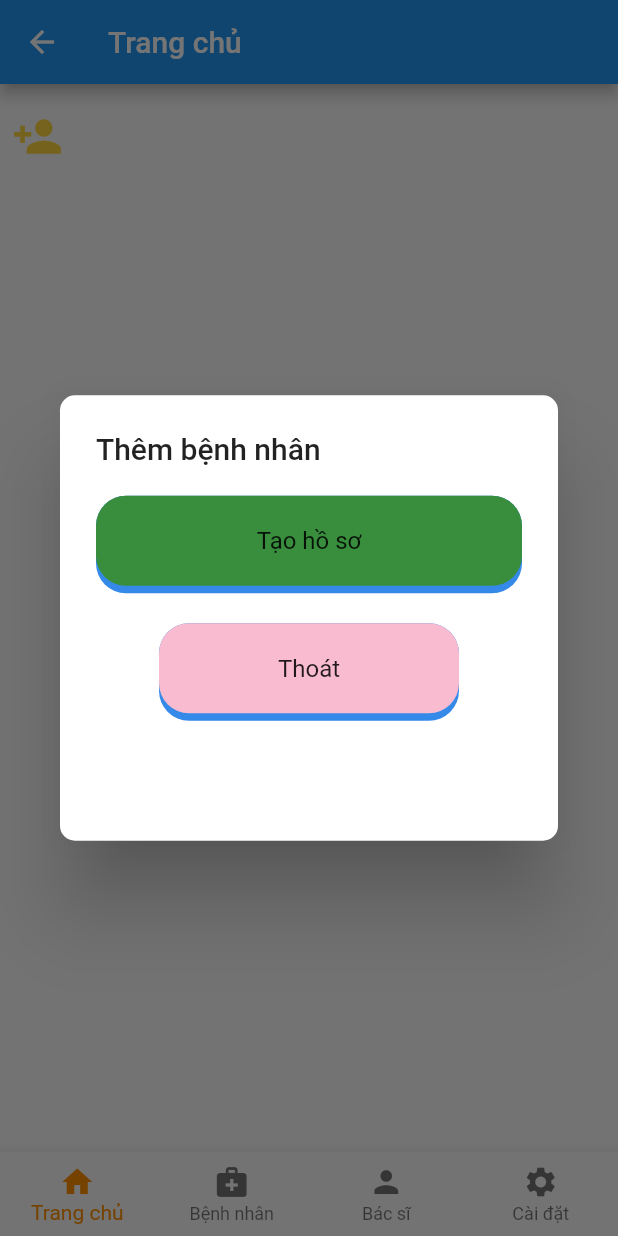
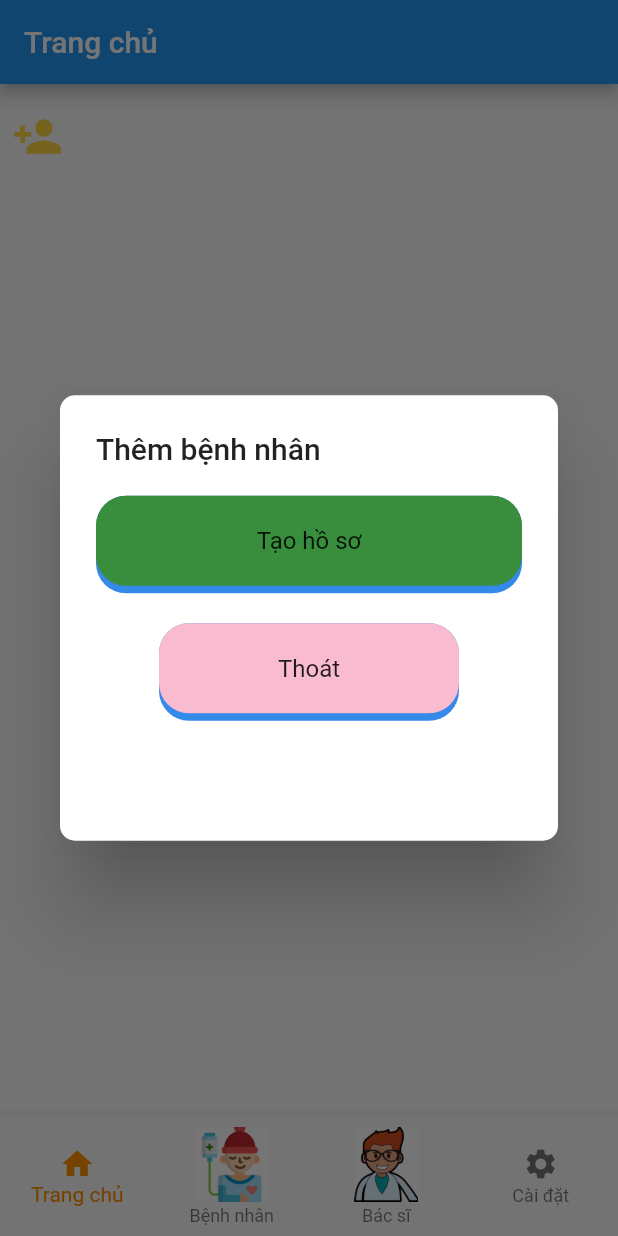
Before and after one commit to anthule123/bloc_app, a Flutter app: the screen it shows after launch, after a tap on the "person add" icon, on a phone screen of 412 x 824 dp. Run offline on Flutter 3.47's test engine with Material 2 defaults, Android fonts, the phone set to English and light mode, and no system bars; drawn by our look-alikes of nice_buttons; our stand-ins replace bloc, cloud_firestore, connectivity_plus, equatable, firebase_core, firebase_storage and 1 more; accounts and stored records are empty.

Commit message:
beautiful icon

```diff
--- a/lib/presentation/screens/create_patient_profile/create_name.dart
+++ b/lib/presentation/screens/create_patient_profile/create_name.dart
@@ -5,6 +5,8 @@
 import 'package:flutter/src/widgets/framework.dart';
 import 'package:flutter_bloc/flutter_bloc.dart';
 import 'package:nice_buttons/nice_buttons.dart';
+
+import '../../widgets/bottom_navitgator.dart';
 
 class PatientProfileMaking extends StatelessWidget {
   const PatientProfileMaking({super.key});
@@ -57,7 +59,8 @@
                   ),
                 ),
               ),
-              Text(BlocProvider.of<PatientAddCubit>(context).state.patient.name),
+              Text(
+                  BlocProvider.of<PatientAddCubit>(context).state.patient.name),
               Text(BlocProvider.of<PatientAddCubit>(context).state.patient.id),
               NextButton(
                 notice: 'họ và tên',
@@ -66,6 +69,7 @@
           ),
         ),
       ),
+      bottomNavigationBar: bottomNavigator(),
     );
   }
 }
--- a/lib/presentation/screens/create_patient_profile/final_create.dart
+++ b/lib/presentation/screens/create_patient_profile/final_create.dart
@@ -5,6 +5,7 @@
 import 'package:flutter_bloc/flutter_bloc.dart';
 
 import '../../../data/models/patient.dart';
+import '../../widgets/bottom_navitgator.dart';
 
 class FinalCreatePatient extends StatefulWidget {
   const FinalCreatePatient({super.key});
@@ -22,7 +23,6 @@
       ),
       body: BlocBuilder<PatientAddCubit, PatientAddState>(
           builder: (context, state) {
-
         BlocProvider.of<PatientAddCubit>(context).sendData();
         if (state.data_sending == dataSending.failure) {
           return Text('Hồ sơ này được cập nhật thất bại');
@@ -34,6 +34,7 @@
           return Text('Có lỗi xảy ra');
         }
       }),
+      bottomNavigationBar: bottomNavigator(),
     );
   }
 }
--- a/lib/presentation/widgets/bottom_navitgator.dart
+++ b/lib/presentation/widgets/bottom_navitgator.dart
@@ -14,17 +14,22 @@
       builder: (context, state) {
         return BottomNavigationBar(
           type: BottomNavigationBarType.fixed,
-          items: const <BottomNavigationBarItem>[
+          items: <BottomNavigationBarItem>[
             BottomNavigationBarItem(
               icon: Icon(Icons.home),
               label: 'Trang chủ',
             ),
             BottomNavigationBarItem(
-              icon: Icon(Icons.medical_services),
+              icon: Image.asset("assets/icons/patient_icon3.png",
+                  height: 50, width: 50),
               label: 'Bệnh nhân',
             ),
             BottomNavigationBarItem(
-              icon: Icon(Icons.person),
+              icon: Image.asset(
+                "assets/icons/doctor_icon2.jpg",
+                height: 50,
+                width: 50,
+              ),
               label: 'Bác sĩ',
             ),
             BottomNavigationBarItem(
@@ -49,28 +54,32 @@
         {
           BlocProvider.of<NavigatorBarCubit>(context)
               .updateNavigator(NavigatorBarStatus.home);
-          Navigator.of(context, rootNavigator: true).pushNamed('/');
+          Navigator.of(context, rootNavigator: true)
+              .pushNamedAndRemoveUntil('/', (route) => false);
         }
         break;
       case 1:
         {
           BlocProvider.of<NavigatorBarCubit>(context).state.navigatorBarStatus =
               NavigatorBarStatus.patient;
-          Navigator.of(context, rootNavigator: true).pushNamed('/patient');
+          Navigator.of(context, rootNavigator: true)
+              .pushReplacementNamed('/patient');
         }
         break;
       case 2:
         {
           BlocProvider.of<NavigatorBarCubit>(context).state.navigatorBarStatus =
               NavigatorBarStatus.doctor;
-          Navigator.of(context, rootNavigator: true).pushNamed('/doctor');
+          Navigator.of(context, rootNavigator: true)
+              .pushReplacementNamed('/doctor');
         }
         break;
       case 3:
         {
           BlocProvider.of<NavigatorBarCubit>(context).state.navigatorBarStatus =
               NavigatorBarStatus.setting;
-          Navigator.of(context, rootNavigator: true).pushNamed('/setting');
+          Navigator.of(context, rootNavigator: true)
+              .pushReplacementNamed('/setting');
         }
         break;
     }
--- a/pubspec.yaml
+++ b/pubspec.yaml
@@ -73,7 +73,8 @@
   uses-material-design: true
 
   # To add assets to your application, add an assets section, like this:
-  # assets:
+  assets:
+      - assets/icons/
   #   - images/a_dot_burr.jpeg
   #   - images/a_dot_ham.jpeg
 
```
Also changed, not shown: lib/presentation/screens/create_patient_profile/create_id.dart (+16 -3 lines), assets/icons/doctor_icon.png (added), assets/icons/doctor_icon2.jpg (added), assets/icons/patient_icon.png (renamed from assets/patient_icon.png), assets/icons/patient_icon2.png (added), assets/icons/patient_icon3.png (added).
